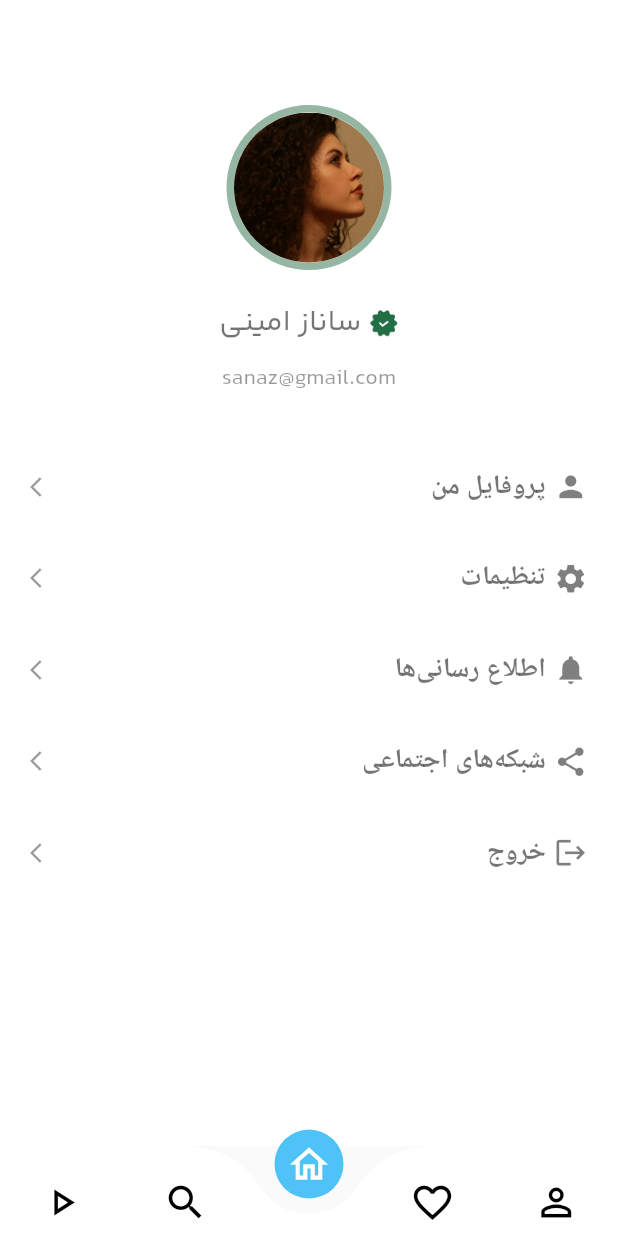
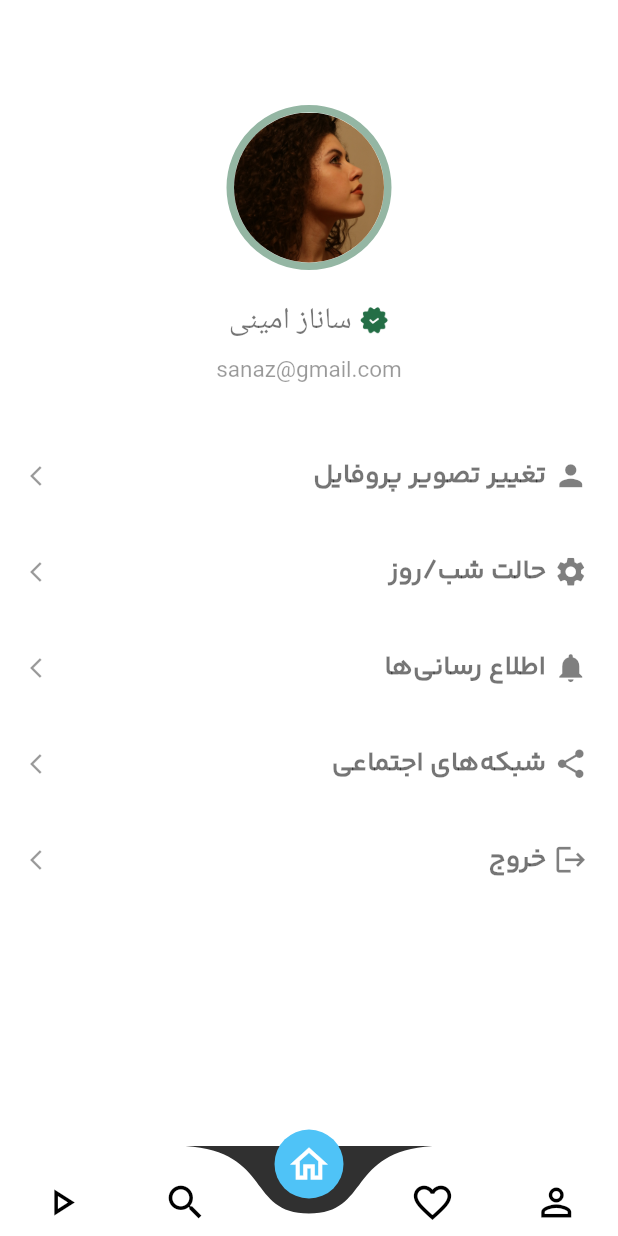
Before and after one commit to rooydad/fitness, a Flutter app: the screen it shows after launch, swiped to page 2, on a phone screen of 412 x 824 dp. Run offline on Flutter 3.47's test engine with Material 2 defaults, Android fonts, the phone set to English and light mode, and no system bars; drawn by our look-alikes of curved_navigation_bar; our stand-ins replace cached_network_image, get, lottie, shared_preferences; network calls fail; Roboto replaces fonts that are missing (IranSans).

Commit message:
0714_1526

```diff
--- a/lib/const.dart
+++ b/lib/const.dart
@@ -1 +1,4 @@
 const get_biggeners = 'https://amirrezakhezerlou.ir/fitness/get_beginner.php';
+const mainAddress = 'https://amirrezakhezerlou.ir';
+const signup = '/fitness/signup.php';
+const login = '/fitness/signin.php';
--- a/lib/main.dart
+++ b/lib/main.dart
@@ -2,7 +2,9 @@ import 'package:fitnass/screens/home/home_screen.dart';
 import 'package:fitnass/screens/mainPageView/mainPageview.dart';
 import 'package:fitnass/screens/profile/profile_page.dart';
 import 'package:fitnass/screens/register/signup_page.dart';
+import 'package:fitnass/theme.dart';
 import 'package:flutter/material.dart';
+import 'package:get/get.dart';
 import '/screens/login/login_screen.dart';
 
 void main() {
@@ -10,17 +12,20 @@ void main() {
 }
 
 class MyApp extends StatelessWidget {
+
   // This widget is the root of your application.
   @override
   Widget build(BuildContext context) {
     return MaterialApp(
       title: 'Yoga App',
       debugShowCheckedModeBanner: false,
-      theme: ThemeData(
-        fontFamily: 'yekan',
-        primarySwatch: Colors.blue,
-        visualDensity: VisualDensity.adaptivePlatformDensity,
-      ),
+      theme: Get.isDarkMode?ThemeData.light():ThemeData.dark(),
+      darkTheme:  ThemeData.dark().copyWith(primaryColor: Colors.red),
+      // theme: ThemeData(
+      //   fontFamily: 'yekan',
+      //   primarySwatch: Colors.blue,
+      //   visualDensity: VisualDensity.adaptivePlatformDensity,
+      // ),
       //Hello How are you
       home: MainPageView(),
     );
--- a/lib/screens/mainPageView/mainPageview.dart
+++ b/lib/screens/mainPageView/mainPageview.dart
@@ -3,7 +3,7 @@ import 'package:fitnass/constants/constants.dart';
 import 'package:fitnass/screens/mainPageView/components/controllers/pageview_controller.dart';
 import 'package:get/get.dart';
 import 'package:flutter/material.dart';
-import 'package:flutter/cupertino.dart';
+
 
 class MainPageView extends StatelessWidget {
   PageViewController controller = Get.put(PageViewController());
--- a/lib/screens/profile/profile_page.dart
+++ b/lib/screens/profile/profile_page.dart
@@ -1,24 +1,21 @@
 import 'package:fitnass/constants/constants.dart';
+import 'package:fitnass/screens/profile/components/controllers/profile_controller.dart';
 import 'package:fitnass/screens/profile/profile_widget.dart';
 import 'package:flutter/material.dart';
 import 'package:flutter/services.dart';
+import 'package:get/get.dart';
 
-class ProfilePage extends StatefulWidget {
-  const ProfilePage({super.key});
+class ProfilePage extends StatelessWidget {
 
-  @override
-  State<ProfilePage> createState() => _ProfilePageState();
-}
+  ProfileController controller = Get.put(ProfileController());
 
-class _ProfilePageState extends State<ProfilePage> {
   @override
   Widget build(BuildContext context) {
     SystemChrome.setSystemUIOverlayStyle(
       SystemUiOverlayStyle(
-        statusBarColor: Colors.white,
-        statusBarBrightness: Brightness.light,
-        statusBarIconBrightness: Brightness.dark
-      ),
+          statusBarColor: Colors.white,
+          statusBarBrightness: Brightness.light,
+          statusBarIconBrightness: Brightness.dark),
     );
     Size size = MediaQuery.of(context).size;
     return Scaffold(
@@ -92,9 +89,14 @@ class _ProfilePageState extends State<ProfilePage> {
                 width: size.width,
                 child: Column(
                   crossAxisAlignment: CrossAxisAlignment.center,
-                  children: const [
-                    BuildOptions(title: 'پروفایل من', icon: Icons.person),
-                    BuildOptions(title: 'تنظیمات', icon: Icons.settings),
+                  children:  [
+                    BuildOptions(
+                        title: 'تغییر تصویر پروفایل', icon: Icons.person),
+                    GestureDetector(
+                      onTap:(){
+                        controller.ChangeAppTheme();
+                      },
+                      child: BuildOptions(title: 'حالت شب/روز', icon: Icons.settings)),
                     BuildOptions(
                         title: 'اطلاع رسانی‌ها', icon: Icons.notifications),
                     BuildOptions(
--- a/lib/screens/profile/profile_widget.dart
+++ b/lib/screens/profile/profile_widget.dart
@@ -29,7 +29,7 @@ class BuildOptions extends StatelessWidget {
               Text(
                 title,
                 style: TextStyle(
-                  fontFamily: 'IranSans',
+                  fontFamily: 'yekan',
                   color: blackColor,
                   fontSize: 18.0,
                   fontWeight: FontWeight.w600,
--- a/lib/screens/splash/splashscreen.dart
+++ b/lib/screens/splash/splashscreen.dart
@@ -1,4 +1,4 @@
-import 'package:fitnass/screens/splash/controllers/splash_controller.dart';
+import 'package:fitnass/screens/splash/components/controllers/splash_controller.dart';
 import 'package:flutter/material.dart';
 import 'package:get/get.dart';
 import 'package:lottie/lottie.dart';
--- /dev/null
+++ b/lib/theme.dart
@@ -0,0 +1,19 @@
+// theme.dart
+import 'package:flutter/material.dart';
+
+class AppTheme {
+  static var dark = ThemeData(
+      fontFamily: 'yekan',
+      brightness: Brightness.dark,
+      colorScheme: ColorScheme.fromSwatch()
+          .copyWith(secondary: Colors.blue, brightness: Brightness.dark));
+
+  static var light = ThemeData(
+    fontFamily: 'yekan',
+    brightness: Brightness.light,
+    colorScheme: ColorScheme.fromSwatch(
+      primarySwatch: Colors.indigo,
+      accentColor: Colors.black,
+    ),
+  );
+}
--- a/pubspec.yaml
+++ b/pubspec.yaml
@@ -40,6 +40,7 @@ dependencies:
   http: ^1.1.0
   cached_network_image: ^3.3.0
   lottie: ^2.6.0
+  shared_preferences: ^2.2.1
 
 dev_dependencies:
   flutter_test:
```
Also changed, not shown: lib/screens/login/components/components/controllers/login_controller.dart (added, +42 -0 lines), lib/screens/login/components/login_credentials.dart (+6 -6 lines), lib/screens/login/login_screen.dart (+3 -5 lines), lib/screens/profile/components/controllers/profile_controller.dart (added, +17 -0 lines), lib/screens/register/components/controllers/signup_controller.dart (added, +55 -0 lines), lib/screens/register/components/signup_credentials.dart (+16 -10 lines), lib/screens/splash/components/controllers/splash_controller.dart (renamed from lib/screens/splash/controllers/splash_controller.dart), pubspec.lock, 1 other file.
